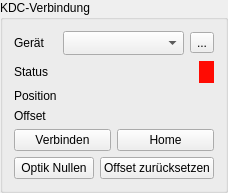
Old version of the form polarisation_ui/pyqt/kdc_panel.ui in the repository cckssr/polarisation-ui.
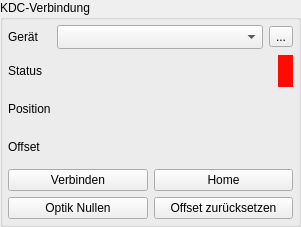
New version of the form. Custom widgets are drawn as their Qt base class.

Patch:
```diff
--- a/polarisation_ui/pyqt/kdc_panel.ui
+++ b/polarisation_ui/pyqt/kdc_panel.ui
@@ -2,14 +2,31 @@
 <ui version="4.0">
  <class>KdcPanel</class>
  <widget class="QGroupBox" name="KdcPanel">
+  <property name="geometry">
+   <rect>
+    <x>0</x>
+    <y>0</y>
+    <width>301</width>
+    <height>227</height>
+   </rect>
+  </property>
   <property name="title">
    <string>KDC-Verbindung</string>
   </property>
   <layout class="QGridLayout" name="gridLayout" columnstretch="0,1,0">
-   <property name="horizontalSpacing">
-    <number>6</number>
+   <property name="leftMargin">
+    <number>5</number>
    </property>
-   <property name="verticalSpacing">
+   <property name="topMargin">
+    <number>5</number>
+   </property>
+   <property name="rightMargin">
+    <number>5</number>
+   </property>
+   <property name="bottomMargin">
+    <number>5</number>
+   </property>
+   <property name="spacing">
     <number>6</number>
    </property>
    <item row="0" column="0">
```
Left out of the diff: 36 changed lines with no effect on the pictures.
